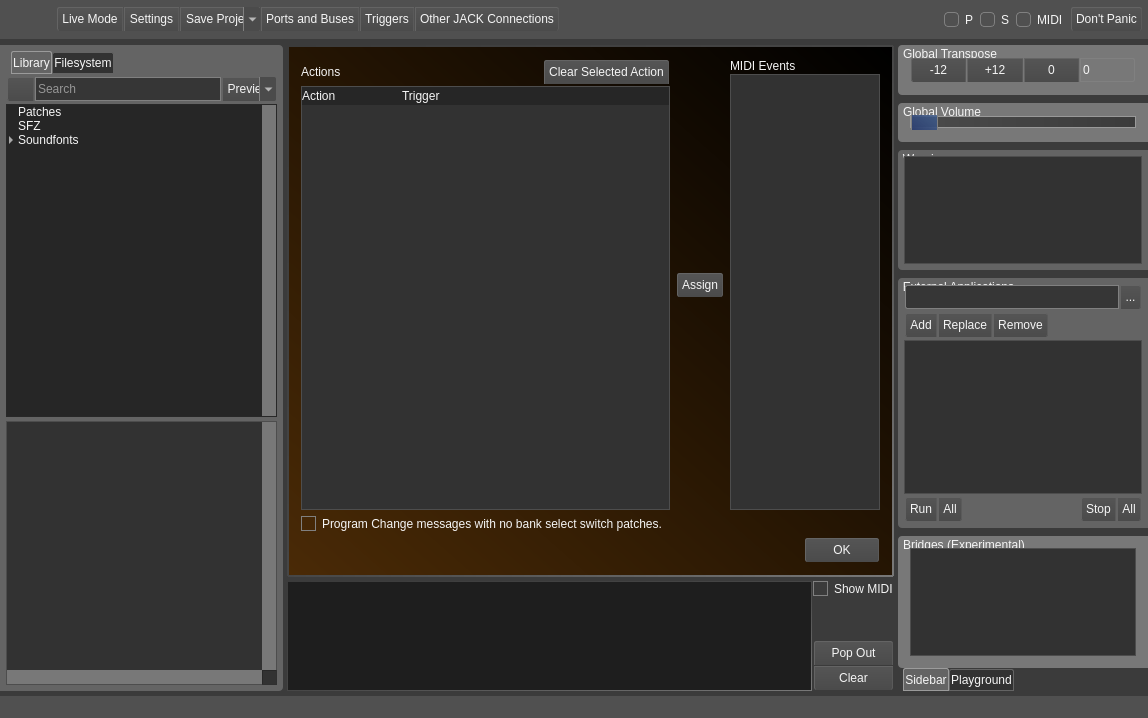
First picture: the form in src/mainwindow.ui, repository noedigcode/konfyt, before the edit.
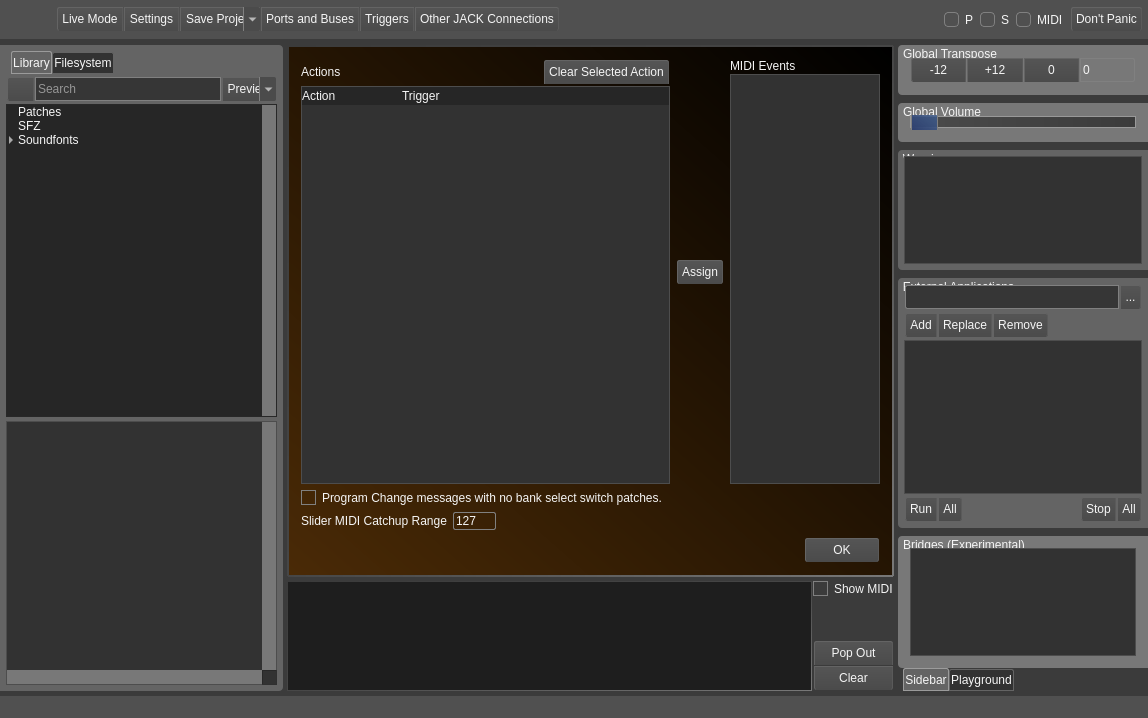
Second picture: the form after the edit. The open tabs and pages were chosen to show the change. Icons and pictures are not drawn.

Commit message: Add MIDI catchup for layer and master gain; Small KonfytProcess cleanup; Some small cleanups.

```diff
--- a/src/mainwindow.ui
+++ b/src/mainwindow.ui
@@ -5589,6 +5589,43 @@
                </property>
               </widget>
              </item>
+             <item>
+              <layout class="QHBoxLayout" name="horizontalLayout_64">
+               <item>
+                <widget class="QLabel" name="label_41">
+                 <property name="text">
+                  <string>Slider MIDI Catchup Range</string>
+                 </property>
+                </widget>
+               </item>
+               <item>
+                <widget class="QSpinBox" name="spinBox_Triggers_midiCatchupRange">
+                 <property name="minimum">
+                  <number>1</number>
+                 </property>
+                 <property name="maximum">
+                  <number>127</number>
+                 </property>
+                 <property name="value">
+                  <number>127</number>
+                 </property>
+                </widget>
+               </item>
+               <item>
+                <spacer name="horizontalSpacer_17">
+                 <property name="orientation">
+                  <enum>Qt::Horizontal</enum>
+                 </property>
+                 <property name="sizeHint" stdset="0">
+                  <size>
+                   <width>40</width>
+                   <height>20</height>
+                  </size>
+                 </property>
+                </spacer>
+               </item>
+              </layout>
+             </item>
              <item>
               <layout class="QHBoxLayout" name="horizontalLayout_25">
                <item>
```
Left out of the diff: 4 changed lines with no effect on the pictures. The commit also changes 11 other files.
